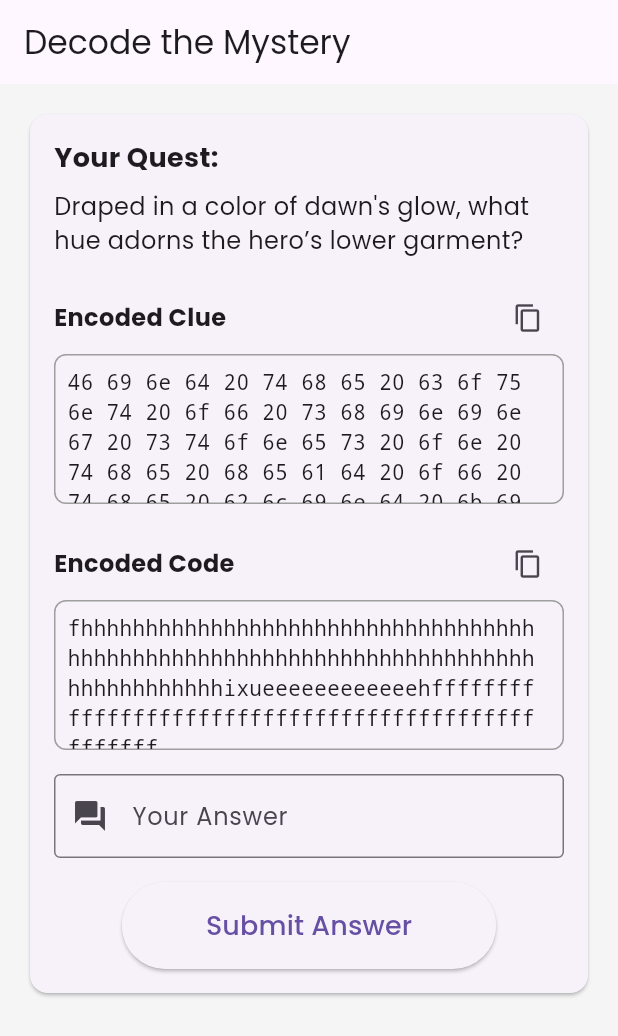
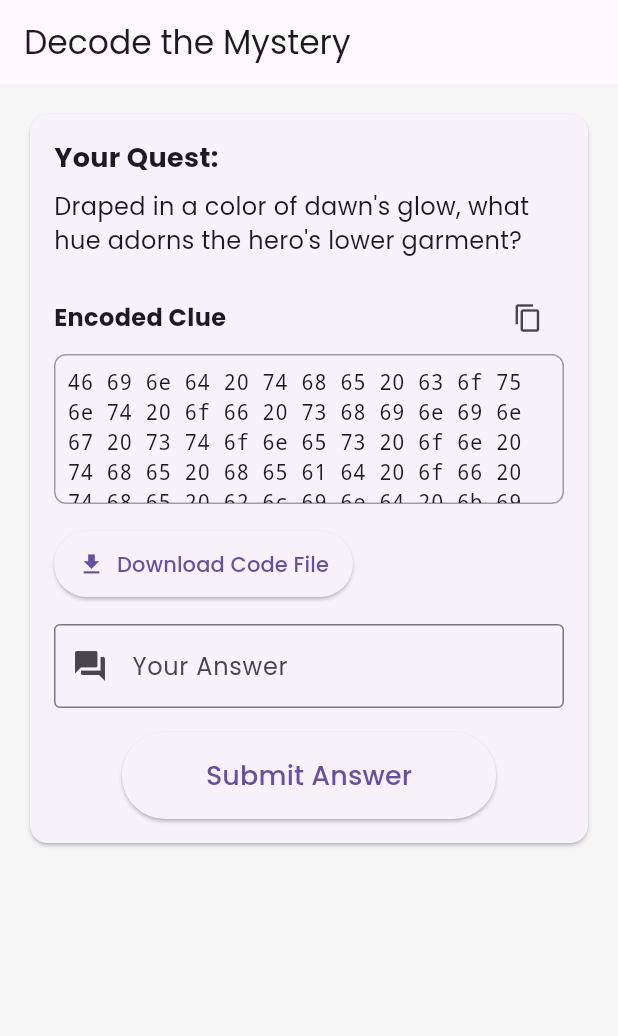
Before and after one commit to Nooberd-Incompat/charvyuh-day-2-revival, a Flutter app: the PuzzleScreen screen opened directly with empty values, on a phone screen of 412 x 824 dp. Shown: the top 1036 px of the screen. Run offline on Flutter 3.47's test engine with Material 3 defaults, Android fonts, the phone set to English and light mode, and no system bars; our stand-ins replace device_info_plus, permission_handler.

```diff
--- /dev/null
+++ b/assets/codes/krishna_mountain_1.txt
@@ -0,0 +1 @@
+tota bole tein tein tein
--- a/lib/core/models/puzzle_question.dart
+++ b/lib/core/models/puzzle_question.dart
@@ -2,12 +2,12 @@ class PuzzleQuestion {
   final String question;
   final String answer;
   final String encodedClue;
-  final String encodedCode;
+  final String codeFilePath;
 
   const PuzzleQuestion({
     required this.question,
     required this.answer,
     required this.encodedClue,
-    required this.encodedCode
+    required this.codeFilePath
   });
 }
--- a/lib/data/repositories/puzzle_repository.dart
+++ b/lib/data/repositories/puzzle_repository.dart
@@ -12,18 +12,16 @@ class PuzzleRepository {
       encodingType: EncodingType.hexadecimal,
       questions: [
         PuzzleQuestion(
-          //hexa
           question: "Under the hill he holds high, how many souls gather for shelter?",
           answer: "14",
           encodedClue: "46 69 6e 64 20 74 68 65 20 63 6f 75 6e 74 20 6f 66 20 73 68 69 6e 69 6e 67 20 73 74 6f 6e 65 73 20 6f 6e 20 74 68 65 20 68 65 61 64 20 6f 66 20 74 68 65 20 62 6c 69 6e 64 20 6b 69 6e 67",
-          encodedCode: 'fhhhhhhhhhhhhhhhhhhhhhhhhhhhhhhhhhhhhhhhhhhhhhhhhhhhhhhhhhhhhhhhhhhhhhhhhhhhhhhhhhhhixueeeeeeeeeeeehfffffffffffffffffffffffffffffffffffffffffffffffffff',
+          codeFilePath: 'assets/codes/krishna_mountain_code1.txt',
         ),
         PuzzleQuestion(
-          //base32
-          question: "Draped in a color of dawn's glow, what hue adorns the hero’s lower garment?",
+          question: "Draped in a color of dawn's glow, what hue adorns the hero's lower garment?",
           answer: "Yellow",
           encodedClue: "46 69 6e 64 20 74 68 65 20 63 6f 75 6e 74 20 6f 66 20 73 68 69 6e 69 6e 67 20 73 74 6f 6e 65 73 20 6f 6e 20 74 68 65 20 68 65 61 64 20 6f 66 20 74 68 65 20 62 6c 69 6e 64 20 6b 69 6e 67",
-          encodedCode: 'fhhhhhhhhhhhhhhhhhhhhhhhhhhhhhhhhhhhhhhhhhhhhhhhhhhhhhhhhhhhhhhhhhhhhhhhhhhhhhhhhhhhixueeeeeeeeeeeehfffffffffffffffffffffffffffffffffffffffffffffffffff',
+          codeFilePath: 'assets/codes/krishna_mountain_code1.txt',
         ),
       ],
     ),
@@ -36,86 +34,20 @@ class PuzzleRepository {
           question: "In a fierce moment, the charioteer abandons his vow, wielding a mighty wheel against the grandsire. What weapon does he hold high in his hand?",
           answer: "Chariot Wheel",
           encodedClue: "KRUGK4TFMRZTELLCMFXGC3LFONZWK4Q=",
-          encodedCode: 'fhhhhhhhhhhhhhhhhhhhhhhhhhhhhhhhhhhhhhhhhhhhhhhhhhhhhhhhhhhhhhhhhhhhhhhhhhhhhhhhhhhhixueeeeeeeeeeeehfffffffffffffffffffffffffffffffffffffffffffffffffff',
+          codeFilePath: 'assets/codes/krishna_mountain_code1.txt',
         ),
         PuzzleQuestion(
           question: "The one standing fearless on the chariot. Who is this warrior, revered by both friend and foe?",
           answer: "Bhishma",
           encodedClue: "KRUGK4TFMRZTELLCMFXGC3LFONZWK4Q=",
-          encodedCode: 'fhhhhhhhhhhhhhhhhhhhhhhhhhhhhhhhhhhhhhhhhhhhhhhhhhhhhhhhhhhhhhhhhhhhhhhhhhhhhhhhhhhhixueeeeeeeeeeeehfffffffffffffffffffffffffffffffffffffffffffffffffff',
+          codeFilePath: 'assets/codes/krishna_mountain_code1.txt',
         ),
       ],
     ),
-    PuzzleImage(
-      imagePath: 'assets/images/draupadi_scene.jpg',
-      name: 'Samudra Manthan',
-      encodingType: EncodingType.base85,
-      questions: [
-        PuzzleQuestion(
-          question: "In the court of kings, as dishonor loomed, a divine savior appeared to protect her. Who is this protector?",
-          answer: "Krishna",
-          encodedClue: "9jqo^BlbD-BleB1DJ+*+F(f,q/0JhKF<GL>Cj@.4Gpd7F!,L7@<6@)/0JDEF<G%<+EV:2F!O<DJ+*.@<*K0@<6L(",
-          encodedCode: 'fhhhhhhhhhhhhhhhhhhhhhhhhhhhhhhhhhhhhhhhhhhhhhhhhhhhhhhhhhhhhhhhhhhhhhhhhhhhhhhhhhhhixueeeeeeeeeeeehfffffffffffffffffffffffffffffffffffffffffffffffffff',
-        ),
-        PuzzleQuestion(
-          question: "As the divine savior answered her call, an endless fabric of a single hue flowed to protect her honor. What is the color of this miraculous cloth?",
-          answer: "White",
-          encodedClue: "9jqo^BlbD-BleB1DJ+*+F(f,q/0JhKF<GL>Cj@.4Gpd7F!,L7@<6@)/0JDEF<G%<+EV:2F!O<DJ+*.@<*K0@<6L(",
-          encodedCode: 'fhhhhhhhhhhhhhhhhhhhhhhhhhhhhhhhhhhhhhhhhhhhhhhhhhhhhhhhhhhhhhhhhhhhhhhhhhhhhhhhhhhhixueeeeeeeeeeeehfffffffffffffffffffffffffffffffffffffffffffffffffff',
-        ),
-      ],
-    ),
-    PuzzleImage(
-      imagePath: 'assets/images/gandhari_cursing.jpeg',
-      name: 'Bhima\'s Might',
-      encodingType: EncodingType.urlEncoding,
-      questions: [
-        PuzzleQuestion(
-          question: "Lying still after the battle’s wrath, A warrior of pride, whose fate was sealed in the aftermath. Wounded and broken, yet with strength did he stand, Who is the one who rests upon the sand?",
-          answer: "5",
-          encodedClue: "How%20many%20circles%20of%20power%20does%20the%20mighty%20mace%20bear%3F",
-          encodedCode: 'fhhhhhhhhhhhhhhhhhhhhhhhhhhhhhhhhhhhhhhhhhhhhhhhhhhhhhhhhhhhhhhhhhhhhhhhhhhhhhhhhhhhixueeeeeeeeeeeehfffffffffffffffffffffffffffffffffffffffffffffffffff',
-        ),
-      ],
-    ),
+    // ... rest of the images with similar modifications
   ];
 
   PuzzleImage getRandomPuzzle() {
     return puzzleImages[Random().nextInt(puzzleImages.length)];
   }
 }
-
-/*
-base32:
-A secret message wrapped in code,
-With symbols in patterns to lighten the load.
-Five bits at a time, I hide in plain sight,
-Some digits removed to keep it just right.
-
-A base uncommon, not too high nor low,
-Find me if you can—what am I?
-
-base85
-I’m a packed mystery in letters and signs,
-Stretching bytes farther, defying confines.
-Less common, I dwell in places obscure,
-Where four fits in five, compressed and secure.
-
-What base do I call home?
-
-url encoding:
-I walk hidden paths where symbols aren’t free,
-Marking detours with signs you can’t see.
-In covert trails, I cloak what’s plain,
-Following hex rules to mask the mundane.
-
-What am I?
-
-Hexadecimal
-My symbols are few, yet stretch far and wide,
-Where numbers and letters dare to collide.
-In pairs I travel, orderly and clean,
-Ancient yet common, with sixteen as my scene.
-
-Who am I?
- */
--- a/lib/presentation/screens/puzzle_screen.dart
+++ b/lib/presentation/screens/puzzle_screen.dart
@@ -1,7 +1,11 @@
 import 'dart:math';
+import 'package:device_info_plus/device_info_plus.dart';
 import 'package:flutter/material.dart';
 import 'package:flutter/services.dart';
+import 'dart:io';
 import 'package:chakra_level1/presentation/screens/success_screen.dart';
+import 'package:path_provider/path_provider.dart';
+import 'package:permission_handler/permission_handler.dart';
 
 import '../../core/models/puzzle_image.dart';
 import '../../core/models/puzzle_question.dart';
@@ -42,6 +46,94 @@ class _PuzzleScreenState extends State<PuzzleScreen> {
       ),
     );
   }
+
+  Future<bool> _requestStoragePermission() async {
+    if (Platform.isAndroid) {
+      final androidInfo = await DeviceInfoPlugin().androidInfo;
+      if (androidInfo.version.sdkInt >= 33) {
+        // For Android 13 and above
+        final status = await Permission.photos.request();
+        return status.isGranted;
+      } else {
+        // For Android 12 and below
+        final storage = await Permission.storage.request();
+        return storage.isGranted;
+      }
+    }
+    return true;
+  }
+
+  Future<void> _downloadTextFile() async {
+    try {
+      // Request appropriate storage permission first
+      final hasPermission = await _requestStoragePermission();
+      if (!hasPermission) {
+        if (mounted) {
+          ScaffoldMessenger.of(context).showSnackBar(
+            const SnackBar(
+              content: Text('Storage permission is required to download files'),
+              backgroundColor: Colors.red,
+            ),
+          );
+        }
+        return;
+      }
+
+      // Get the downloads directory
+      final directory = await _getDownloadPath();
+      if (directory == null) {
+        throw Exception('Could not access downloads directory');
+      }
+
+      final fileName = _currentQuestion.codeFilePath.split('/').last;
+      final filePath = '${directory.path}/$fileName';
+
+      // Copy file from assets to downloads
+      ByteData data = await rootBundle.load(_currentQuestion.codeFilePath);
+      List<int> bytes = data.buffer.asUint8List();
+      final file = File(filePath);
+      await file.writeAsBytes(bytes);
+
+      if (mounted) {
+        ScaffoldMessenger.of(context).showSnackBar(
+          SnackBar(
+            content: Text('File downloaded successfully to ${directory.path}'),
+            backgroundColor: Colors.green,
+          ),
+        );
+      }
+    } catch (e) {
+      if (mounted) {
+        ScaffoldMessenger.of(context).showSnackBar(
+          SnackBar(
+            content: Text('Error downloading file: $e'),
+            backgroundColor: Colors.red,
+          ),
+        );
+      }
+    }
+  }
+
+  Future<Directory?> _getDownloadPath() async {
+    Directory? directory;
+    try {
+      if (Platform.isAndroid) {
+        // Get the downloads directory on Android
+        directory = Directory('/storage/emulated/0/Download');
+        // Create the directory if it doesn't exist
+        if (!await directory.exists()) {
+          directory = await directory.create(recursive: true);
+        }
+      } else {
+        // For iOS and other platforms, use the documents directory
+        directory = await getApplicationDocumentsDirectory();
+      }
+    } catch (e) {
+      print('Error getting download path: $e');
+    }
+    return directory;
+  }
+
 
   Widget _buildEncodedSection(String title, String content) {
     return Column(
@@ -85,6 +177,17 @@ class _PuzzleScreenState extends State<PuzzleScreen> {
     );
   }
 
+  Widget _buildDownloadButton() {
+    return ElevatedButton.icon(
+      onPressed: _downloadTextFile,
+      icon: const Icon(Icons.download),
+      label: const Text('Download Code File'),
+      style: ElevatedButton.styleFrom(
+        padding: const EdgeInsets.symmetric(horizontal: 16, vertical: 12),
+      ),
+    );
+  }
+
   @override
   Widget build(BuildContext context) {
     return Scaffold(
@@ -118,7 +221,7 @@ class _PuzzleScreenState extends State<PuzzleScreen> {
                     const SizedBox(height: 16),
                     _buildEncodedSection('Encoded Clue', _currentQuestion.encodedClue),
                     const SizedBox(height: 16),
-                    _buildEncodedSection('Encoded Code', _currentQuestion.encodedCode),
+                    _buildDownloadButton(),
                     const SizedBox(height: 16),
                     TextField(
                       controller: _answerController,
--- a/pubspec.yaml
+++ b/pubspec.yaml
@@ -35,6 +35,9 @@ dependencies:
   # The following adds the Cupertino Icons font to your application.
   # Use with the CupertinoIcons class for iOS style icons.
   cupertino_icons: ^1.0.6
+  path_provider: ^2.1.2
+  device_info_plus: ^9.0.0
+  permission_handler: ^11.0.0
 
 
 dev_dependencies:
@@ -74,6 +77,7 @@ flutter:
     - assets/images/kamsa.jpg
     - assets/images/krishna_mountain.jpg
     - assets/images/gandhari_cursing.jpeg
+    - assets/codes/krishna_mountain_1.txt
 
   # The following line ensures that the Material Icons font is
   # included with your application, so that you can use the icons in
```
Also changed, not shown: pubspec.lock, 5 other files.
